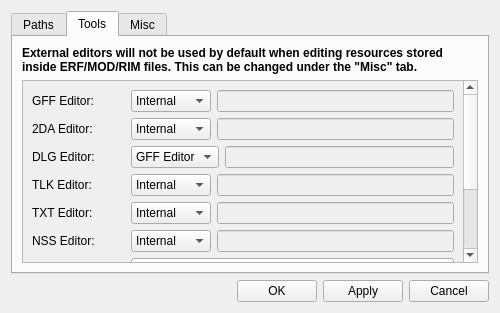
Qt form ui/misc/settings.ui (NickHugi/PyKotor) before a commit.
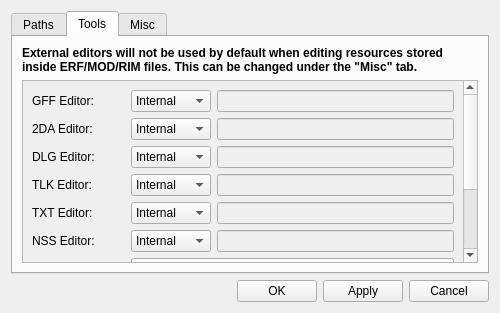
The same form after that commit. The open tabs and pages were chosen to show the change.

```diff
--- a/ui/misc/settings.ui
+++ b/ui/misc/settings.ui
@@ -225,7 +225,7 @@
                </property>
                <item>
                 <property name="text">
-                 <string>GFF Editor</string>
+                 <string>Internal</string>
                 </property>
                </item>
                <item>
```
Left out of the diff: 4 changed lines with no effect on the pictures.
